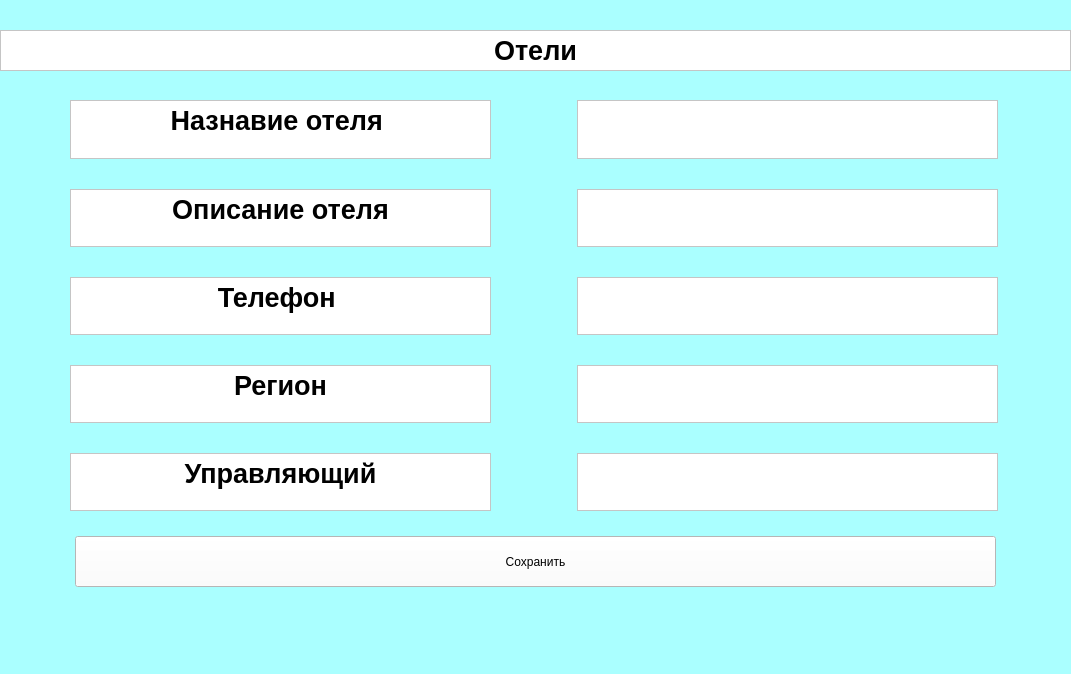
First picture: the form in testtest-master/Hotel.ui, repository 2005Alena/pythonProject2, before the edit.
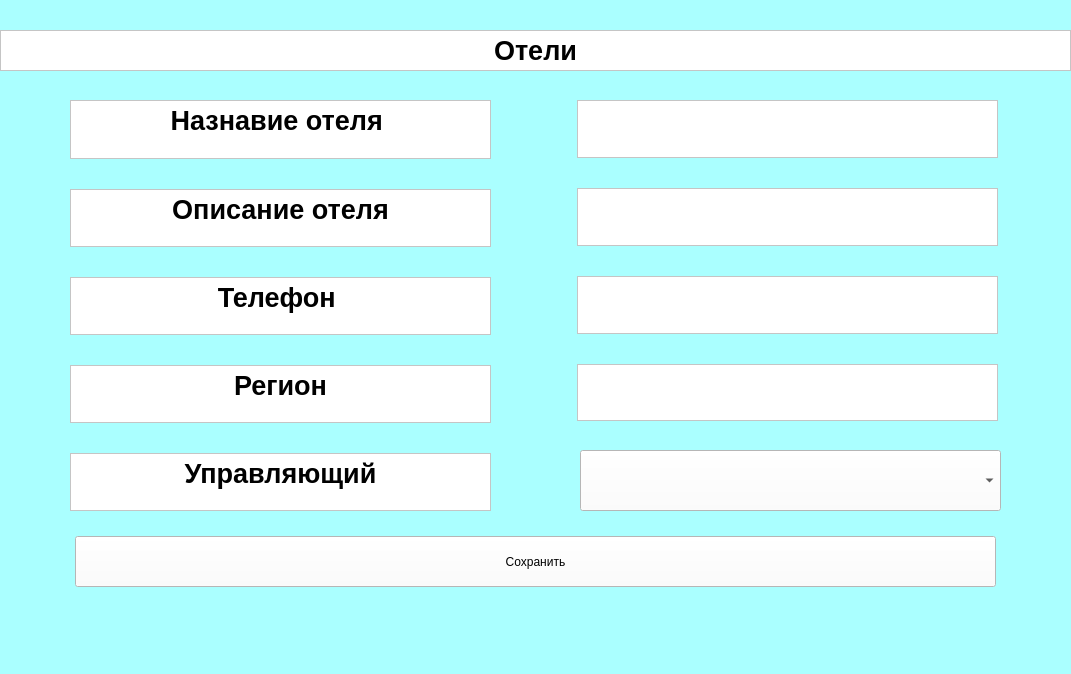
Second picture: the form after the edit.

The edit to the form file:
```diff
--- a/testtest-master/Hotel.ui
+++ b/testtest-master/Hotel.ui
@@ -54,7 +54,7 @@
      <string>Сохранить</string>
     </property>
    </widget>
-   <widget class="QWidget" name="">
+   <widget class="QWidget" name="layoutWidget">
     <property name="geometry">
      <rect>
       <x>70</x>
@@ -139,13 +139,13 @@
      </item>
     </layout>
    </widget>
-   <widget class="QWidget" name="">
+   <widget class="QWidget" name="layoutWidget">
     <property name="geometry">
      <rect>
       <x>577</x>
       <y>100</y>
       <width>421</width>
-      <height>411</height>
+      <height>321</height>
      </rect>
     </property>
     <layout class="QVBoxLayout" name="verticalLayout_2">
@@ -157,6 +157,13 @@
        <property name="styleSheet">
         <string notr="true">background-color: rgb(255, 255, 255)</string>
        </property>
+       <property name="html">
+        <string>&lt;!DOCTYPE HTML PUBLIC &quot;-//W3C//DTD HTML 4.0//EN&quot; &quot;http://www.w3.org/TR/REC-html40/strict.dtd&quot;&gt;
+&lt;html&gt;&lt;head&gt;&lt;meta name=&quot;qrichtext&quot; content=&quot;1&quot; /&gt;&lt;style type=&quot;text/css&quot;&gt;
+p, li { white-space: pre-wrap; }
+&lt;/style&gt;&lt;/head&gt;&lt;body style=&quot; font-family:'MS Shell Dlg 2'; font-size:8pt; font-weight:400; font-style:normal;&quot;&gt;
+&lt;p align=&quot;center&quot; style=&quot; margin-top:0px; margin-bottom:0px; margin-left:0px; margin-right:0px; -qt-block-indent:0; text-indent:0px;&quot;&gt;&lt;span style=&quot; font-size:20pt; font-weight:600;&quot;&gt; &lt;/span&gt;&lt;/p&gt;&lt;/body&gt;&lt;/html&gt;</string>
+       </property>
       </widget>
      </item>
      <item>
@@ -164,6 +171,13 @@
        <property name="styleSheet">
         <string notr="true">background-color: rgb(255, 255, 255)</string>
        </property>
+       <property name="html">
+        <string>&lt;!DOCTYPE HTML PUBLIC &quot;-//W3C//DTD HTML 4.0//EN&quot; &quot;http://www.w3.org/TR/REC-html40/strict.dtd&quot;&gt;
+&lt;html&gt;&lt;head&gt;&lt;meta name=&quot;qrichtext&quot; content=&quot;1&quot; /&gt;&lt;style type=&quot;text/css&quot;&gt;
+p, li { white-space: pre-wrap; }
+&lt;/style&gt;&lt;/head&gt;&lt;body style=&quot; font-family:'MS Shell Dlg 2'; font-size:8pt; font-weight:400; font-style:normal;&quot;&gt;
+&lt;p align=&quot;center&quot; style=&quot; margin-top:0px; margin-bottom:0px; margin-left:0px; margin-right:0px; -qt-block-indent:0; text-indent:0px;&quot;&gt;&lt;span style=&quot; font-size:20pt; font-weight:600;&quot;&gt; &lt;/span&gt;&lt;/p&gt;&lt;/body&gt;&lt;/html&gt;</string>
+       </property>
       </widget>
      </item>
      <item>
@@ -171,6 +185,13 @@
        <property name="styleSheet">
         <string notr="true">background-color: rgb(255, 255, 255)</string>
        </property>
+       <property name="html">
+        <string>&lt;!DOCTYPE HTML PUBLIC &quot;-//W3C//DTD HTML 4.0//EN&quot; &quot;http://www.w3.org/TR/REC-html40/strict.dtd&quot;&gt;
+&lt;html&gt;&lt;head&gt;&lt;meta name=&quot;qrichtext&quot; content=&quot;1&quot; /&gt;&lt;style type=&quot;text/css&quot;&gt;
+p, li { white-space: pre-wrap; }
+&lt;/style&gt;&lt;/head&gt;&lt;body style=&quot; font-family:'MS Shell Dlg 2'; font-size:8pt; font-weight:400; font-style:normal;&quot;&gt;
+&lt;p align=&quot;center&quot; style=&quot; margin-top:0px; margin-bottom:0px; margin-left:0px; margin-right:0px; -qt-block-indent:0; text-indent:0px;&quot;&gt;&lt;span style=&quot; font-size:20pt; font-weight:600;&quot;&gt;  &lt;/span&gt;&lt;/p&gt;&lt;/body&gt;&lt;/html&gt;</string>
+       </property>
       </widget>
      </item>
      <item>
@@ -178,17 +199,37 @@
        <property name="styleSheet">
         <string notr="true">background-color: rgb(255, 255, 255)</string>
        </property>
-      </widget>
-     </item>
-     <item>
-      <widget class="QTextEdit" name="textEdit_11">
-       <property name="styleSheet">
-        <string notr="true">background-color: rgb(255, 255, 255)</string>
+       <property name="html">
+        <string>&lt;!DOCTYPE HTML PUBLIC &quot;-//W3C//DTD HTML 4.0//EN&quot; &quot;http://www.w3.org/TR/REC-html40/strict.dtd&quot;&gt;
+&lt;html&gt;&lt;head&gt;&lt;meta name=&quot;qrichtext&quot; content=&quot;1&quot; /&gt;&lt;style type=&quot;text/css&quot;&gt;
+p, li { white-space: pre-wrap; }
+&lt;/style&gt;&lt;/head&gt;&lt;body style=&quot; font-family:'MS Shell Dlg 2'; font-size:8pt; font-weight:400; font-style:normal;&quot;&gt;
+&lt;p align=&quot;center&quot; style=&quot; margin-top:0px; margin-bottom:0px; margin-left:0px; margin-right:0px; -qt-block-indent:0; text-indent:0px;&quot;&gt;&lt;span style=&quot; font-size:20pt; font-weight:600;&quot;&gt;  &lt;/span&gt;&lt;/p&gt;&lt;/body&gt;&lt;/html&gt;</string>
        </property>
       </widget>
      </item>
     </layout>
    </widget>
+   <widget class="QComboBox" name="comboBox">
+    <property name="geometry">
+     <rect>
+      <x>580</x>
+      <y>450</y>
+      <width>421</width>
+      <height>61</height>
+     </rect>
+    </property>
+    <property name="font">
+     <font>
+      <pointsize>20</pointsize>
+      <weight>75</weight>
+      <bold>true</bold>
+     </font>
+    </property>
+    <property name="styleSheet">
+     <string notr="true">background-color:rgb(255, 255, 255)</string>
+    </property>
+   </widget>
   </widget>
   <widget class="QMenuBar" name="menubar">
    <property name="geometry">
```
